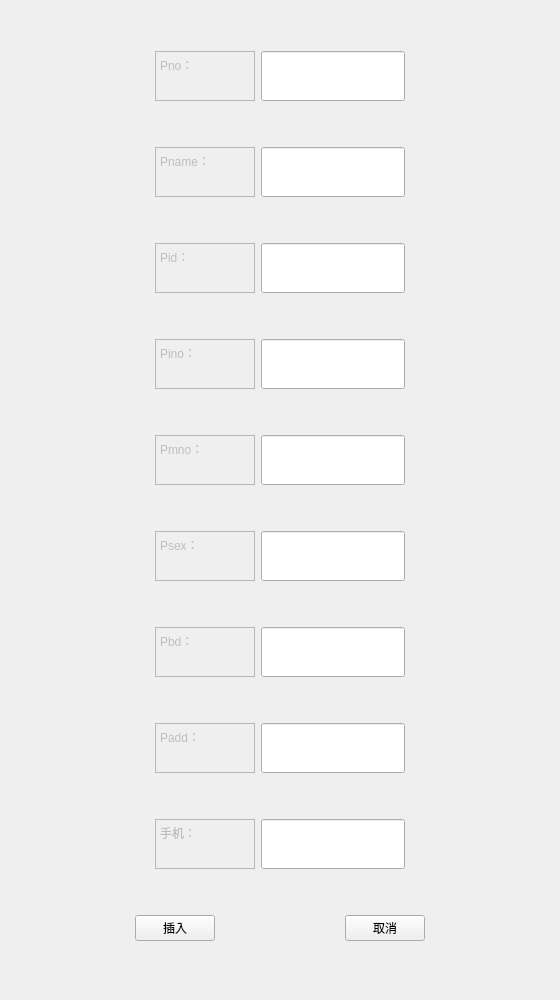
PM2496/DataBaseProject, file updatePharmacist.ui: the form before one commit.
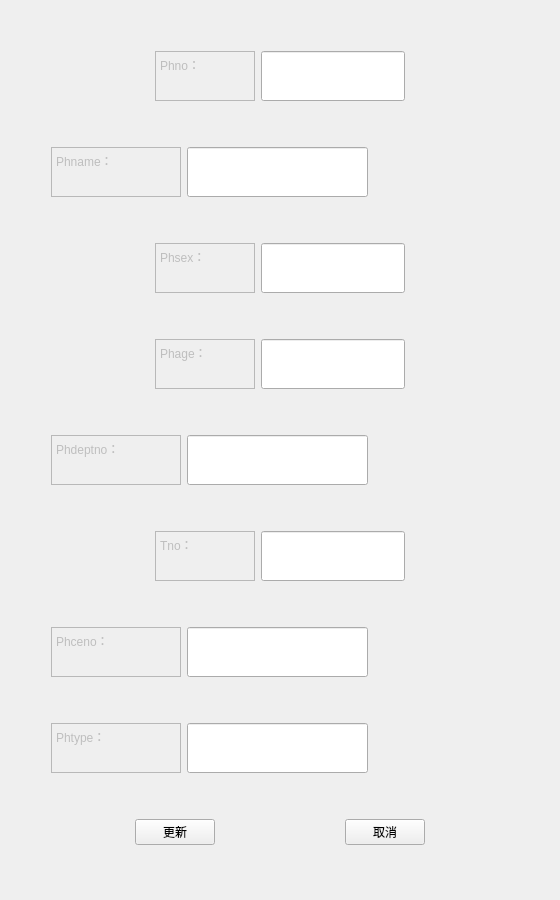
The form after the commit.

What changed in the file:
```diff
--- a/updatePharmacist.ui
+++ b/updatePharmacist.ui
@@ -10,19 +10,19 @@
     <x>0</x>
     <y>0</y>
     <width>560</width>
-    <height>1000</height>
+    <height>900</height>
    </rect>
   </property>
   <property name="minimumSize">
    <size>
     <width>560</width>
-    <height>1000</height>
+    <height>900</height>
    </size>
   </property>
   <property name="maximumSize">
    <size>
     <width>560</width>
-    <height>1000</height>
+    <height>900</height>
    </size>
   </property>
   <property name="windowTitle">
@@ -72,7 +72,7 @@
 &lt;html&gt;&lt;head&gt;&lt;meta name=&quot;qrichtext&quot; content=&quot;1&quot; /&gt;&lt;style type=&quot;text/css&quot;&gt;
 p, li { white-space: pre-wrap; }
 &lt;/style&gt;&lt;/head&gt;&lt;body style=&quot; font-family:'SimSun'; font-size:9pt; font-weight:400; font-style:normal;&quot;&gt;
-&lt;p style=&quot; margin-top:0px; margin-bottom:0px; margin-left:0px; margin-right:0px; -qt-block-indent:0; text-indent:0px;&quot;&gt;Pno：&lt;/p&gt;&lt;/body&gt;&lt;/html&gt;</string>
+&lt;p style=&quot; margin-top:0px; margin-bottom:0px; margin-left:0px; margin-right:0px; -qt-block-indent:0; text-indent:0px;&quot;&gt;Phno：&lt;/p&gt;&lt;/body&gt;&lt;/html&gt;</string>
        </property>
       </widget>
      </item>
@@ -157,6 +157,9 @@
        <property name="orientation">
         <enum>Qt::Horizontal</enum>
        </property>
+       <property name="sizeType">
+        <enum>QSizePolicy::Fixed</enum>
+       </property>
        <property name="sizeHint" stdset="0">
         <size>
          <width>40</width>
@@ -178,13 +181,13 @@
        </property>
        <property name="minimumSize">
         <size>
-         <width>100</width>
+         <width>130</width>
          <height>50</height>
         </size>
        </property>
        <property name="maximumSize">
         <size>
-         <width>100</width>
+         <width>130</width>
          <height>50</height>
         </size>
        </property>
@@ -193,7 +196,7 @@
 &lt;html&gt;&lt;head&gt;&lt;meta name=&quot;qrichtext&quot; content=&quot;1&quot; /&gt;&lt;style type=&quot;text/css&quot;&gt;
 p, li { white-space: pre-wrap; }
 &lt;/style&gt;&lt;/head&gt;&lt;body style=&quot; font-family:'SimSun'; font-size:9pt; font-weight:400; font-style:normal;&quot;&gt;
-&lt;p style=&quot; margin-top:0px; margin-bottom:0px; margin-left:0px; margin-right:0px; -qt-block-indent:0; text-indent:0px;&quot;&gt;Pname：&lt;/p&gt;&lt;/body&gt;&lt;/html&gt;</string>
+&lt;p style=&quot; margin-top:0px; margin-bottom:0px; margin-left:0px; margin-right:0px; -qt-block-indent:0; text-indent:0px;&quot;&gt;Phname：&lt;/p&gt;&lt;/body&gt;&lt;/html&gt;</string>
        </property>
       </widget>
      </item>
@@ -217,43 +220,6 @@
          <height>50</height>
         </size>
        </property>
-       <property name="palette">
-        <palette>
-         <active>
-          <colorrole role="Text">
-           <brush brushstyle="SolidPattern">
-            <color alpha="255">
-             <red>120</red>
-             <green>120</green>
-             <blue>120</blue>
-            </color>
-           </brush>
-          </colorrole>
-         </active>
-         <inactive>
-          <colorrole role="Text">
-           <brush brushstyle="SolidPattern">
-            <color alpha="255">
-             <red>120</red>
-             <green>120</green>
-             <blue>120</blue>
-            </color>
-           </brush>
-          </colorrole>
-         </inactive>
-         <disabled>
-          <colorrole role="Text">
-           <brush brushstyle="SolidPattern">
-            <color alpha="255">
-             <red>120</red>
-             <green>120</green>
-             <blue>120</blue>
-            </color>
-           </brush>
-          </colorrole>
-         </disabled>
-        </palette>
-       </property>
       </widget>
      </item>
      <item>
@@ -314,7 +280,7 @@
 &lt;html&gt;&lt;head&gt;&lt;meta name=&quot;qrichtext&quot; content=&quot;1&quot; /&gt;&lt;style type=&quot;text/css&quot;&gt;
 p, li { white-space: pre-wrap; }
 &lt;/style&gt;&lt;/head&gt;&lt;body style=&quot; font-family:'SimSun'; font-size:9pt; font-weight:400; font-style:normal;&quot;&gt;
-&lt;p style=&quot; margin-top:0px; margin-bottom:0px; margin-left:0px; margin-right:0px; -qt-block-indent:0; text-indent:0px;&quot;&gt;Pid：&lt;/p&gt;&lt;/body&gt;&lt;/html&gt;</string>
+&lt;p style=&quot; margin-top:0px; margin-bottom:0px; margin-left:0px; margin-right:0px; -qt-block-indent:0; text-indent:0px;&quot;&gt;Phsex：&lt;/p&gt;&lt;/body&gt;&lt;/html&gt;</string>
        </property>
       </widget>
      </item>
@@ -435,7 +401,7 @@
 &lt;html&gt;&lt;head&gt;&lt;meta name=&quot;qrichtext&quot; content=&quot;1&quot; /&gt;&lt;style type=&quot;text/css&quot;&gt;
 p, li { white-space: pre-wrap; }
 &lt;/style&gt;&lt;/head&gt;&lt;body style=&quot; font-family:'SimSun'; font-size:9pt; font-weight:400; font-style:normal;&quot;&gt;
-&lt;p style=&quot; margin-top:0px; margin-bottom:0px; margin-left:0px; margin-right:0px; -qt-block-indent:0; text-indent:0px;&quot;&gt;Pino：&lt;/p&gt;&lt;/body&gt;&lt;/html&gt;</string>
+&lt;p style=&quot; margin-top:0px; margin-bottom:0px; margin-left:0px; margin-right:0px; -qt-block-indent:0; text-indent:0px;&quot;&gt;Phage：&lt;/p&gt;&lt;/body&gt;&lt;/html&gt;</string>
        </property>
       </widget>
      </item>
@@ -483,6 +449,9 @@
        <property name="orientation">
         <enum>Qt::Horizontal</enum>
        </property>
+       <property name="sizeType">
+        <enum>QSizePolicy::Fixed</enum>
+       </property>
        <property name="sizeHint" stdset="0">
         <size>
          <width>40</width>
@@ -497,20 +466,20 @@
         <bool>false</bool>
        </property>
        <property name="sizePolicy">
-        <sizepolicy hsizetype="Expanding" vsizetype="Fixed">
+        <sizepolicy hsizetype="Fixed" vsizetype="Fixed">
          <horstretch>0</horstretch>
          <verstretch>0</verstretch>
         </sizepolicy>
        </property>
        <property name="minimumSize">
         <size>
-         <width>100</width>
+         <width>130</width>
          <height>50</height>
         </size>
        </property>
        <property name="maximumSize">
         <size>
-         <width>100</width>
+         <width>130</width>
          <height>50</height>
         </size>
        </property>
@@ -519,7 +488,7 @@
 &lt;html&gt;&lt;head&gt;&lt;meta name=&quot;qrichtext&quot; content=&quot;1&quot; /&gt;&lt;style type=&quot;text/css&quot;&gt;
 p, li { white-space: pre-wrap; }
 &lt;/style&gt;&lt;/head&gt;&lt;body style=&quot; font-family:'SimSun'; font-size:9pt; font-weight:400; font-style:normal;&quot;&gt;
-&lt;p style=&quot; margin-top:0px; margin-bottom:0px; margin-left:0px; margin-right:0px; -qt-block-indent:0; text-indent:0px;&quot;&gt;Pmno：&lt;/p&gt;&lt;/body&gt;&lt;/html&gt;</string>
+&lt;p style=&quot; margin-top:0px; margin-bottom:0px; margin-left:0px; margin-right:0px; -qt-block-indent:0; text-indent:0px;&quot;&gt;Phdeptno：&lt;/p&gt;&lt;/body&gt;&lt;/html&gt;</string>
        </property>
       </widget>
      </item>
@@ -603,7 +572,7 @@
 &lt;html&gt;&lt;head&gt;&lt;meta name=&quot;qrichtext&quot; content=&quot;1&quot; /&gt;&lt;style type=&quot;text/css&quot;&gt;
 p, li { white-space: pre-wrap; }
 &lt;/style&gt;&lt;/head&gt;&lt;body style=&quot; font-family:'SimSun'; font-size:9pt; font-weight:400; font-style:normal;&quot;&gt;
-&lt;p style=&quot; margin-top:0px; margin-bottom:0px; margin-left:0px; margin-right:0px; -qt-block-indent:0; text-indent:0px;&quot;&gt;Psex：&lt;/p&gt;&lt;/body&gt;&lt;/html&gt;</string>
+&lt;p style=&quot; margin-top:0px; margin-bottom:0px; margin-left:0px; margin-right:0px; -qt-block-indent:0; text-indent:0px;&quot;&gt;Tno：&lt;/p&gt;&lt;/body&gt;&lt;/html&gt;</string>
        </property>
       </widget>
      </item>
@@ -651,6 +620,9 @@
        <property name="orientation">
         <enum>Qt::Horizontal</enum>
        </property>
+       <property name="sizeType">
+        <enum>QSizePolicy::Fixed</enum>
+       </property>
        <property name="sizeHint" stdset="0">
         <size>
          <width>40</width>
@@ -672,13 +644,13 @@
        </property>
        <property name="minimumSize">
         <size>
-         <width>100</width>
+         <width>130</width>
          <height>50</height>
         </size>
        </property>
        <property name="maximumSize">
         <size>
-         <width>100</width>
+         <width>130</width>
          <height>50</height>
         </size>
        </property>
@@ -687,7 +659,7 @@
 &lt;html&gt;&lt;head&gt;&lt;meta name=&quot;qrichtext&quot; content=&quot;1&quot; /&gt;&lt;style type=&quot;text/css&quot;&gt;
 p, li { white-space: pre-wrap; }
 &lt;/style&gt;&lt;/head&gt;&lt;body style=&quot; font-family:'SimSun'; font-size:9pt; font-weight:400; font-style:normal;&quot;&gt;
-&lt;p style=&quot; margin-top:0px; margin-bottom:0px; margin-left:0px; margin-right:0px; -qt-block-indent:0; text-indent:0px;&quot;&gt;Pbd：&lt;/p&gt;&lt;/body&gt;&lt;/html&gt;</string>
+&lt;p style=&quot; margin-top:0px; margin-bottom:0px; margin-left:0px; margin-right:0px; -qt-block-indent:0; text-indent:0px;&quot;&gt;Phceno：&lt;/p&gt;&lt;/body&gt;&lt;/html&gt;</string>
        </property>
       </widget>
      </item>
@@ -728,90 +700,6 @@
      </item>
     </layout>
    </item>
-   <item>
-    <layout class="QHBoxLayout" name="horizontalLayout_5">
-     <item>
-      <spacer name="horizontalSpacer_9">
-       <property name="orientation">
-        <enum>Qt::Horizontal</enum>
-       </property>
-       <property name="sizeHint" stdset="0">
-        <size>
-         <width>40</width>
-         <height>20</height>
-        </size>
-       </property>
-      </spacer>
-     </item>
-     <item>
-      <widget class="QTextEdit" name="textEdit_5">
-       <property name="enabled">
-        <bool>false</bool>
-       </property>
-       <property name="sizePolicy">
-        <sizepolicy hsizetype="Expanding" vsizetype="Fixed">
-         <horstretch>0</horstretch>
-         <verstretch>0</verstretch>
-        </sizepolicy>
-       </property>
-       <property name="minimumSize">
-        <size>
-         <width>100</width>
-         <height>50</height>
-        </size>
-       </property>
-       <property name="maximumSize">
-        <size>
-         <width>100</width>
-         <height>50</height>
-        </size>
-       </property>
-       <property name="html">
-        <string>&lt;!DOCTYPE HTML PUBLIC &quot;-//W3C//DTD HTML 4.0//EN&quot; &quot;http://www.w3.org/TR/REC-html40/strict.dtd&quot;&gt;
-&lt;html&gt;&lt;head&gt;&lt;meta name=&quot;qrichtext&quot; content=&quot;1&quot; /&gt;&lt;style type=&quot;text/css&quot;&gt;
-p, li { white-space: pre-wrap; }
-&lt;/style&gt;&lt;/head&gt;&lt;body style=&quot; font-family:'SimSun'; font-size:9pt; font-weight:400; font-style:normal;&quot;&gt;
-&lt;p style=&quot; margin-top:0px; margin-bottom:0px; margin-left:0px; margin-right:0px; -qt-block-indent:0; text-indent:0px;&quot;&gt;Padd：&lt;/p&gt;&lt;/body&gt;&lt;/html&gt;</string>
-       </property>
-      </widget>
-     </item>
-     <item>
-      <widget class="QLineEdit" name="paddEdit">
-       <property name="sizePolicy">
-        <sizepolicy hsizetype="Expanding" vsizetype="Preferred">
-         <horstretch>0</horstretch>
-         <verstretch>0</verstretch>
-        </sizepolicy>
-       </property>
-       <property name="minimumSize">
-        <size>
-         <width>0</width>
-         <height>50</height>
-        </size>
-       </property>
-       <property name="maximumSize">
-        <size>
-         <width>16777215</width>
-         <height>50</height>
-        </size>
-       </property>
-      </widget>
-     </item>
-     <item>
-      <spacer name="horizontalSpacer_10">
-       <property name="orientation">
-        <enum>Qt::Horizontal</enum>
-       </property>
-       <property name="sizeHint" stdset="0">
-        <size>
-         <width>40</width>
-         <height>20</height>
-        </size>
-       </property>
-      </spacer>
-     </item>
-    </layout>
-   </item>
    <item>
     <layout class="QHBoxLayout" name="horizontalLayout_9">
      <item>
@@ -819,6 +707,9 @@
        <property name="orientation">
         <enum>Qt::Horizontal</enum>
        </property>
+       <property name="sizeType">
+        <enum>QSizePolicy::Fixed</enum>
+       </property>
        <property name="sizeHint" stdset="0">
         <size>
          <width>40</width>
@@ -840,13 +731,13 @@
        </property>
        <property name="minimumSize">
         <size>
-         <width>100</width>
+         <width>130</width>
          <height>50</height>
         </size>
        </property>
        <property name="maximumSize">
         <size>
-         <width>100</width>
+         <width>130</width>
          <height>50</height>
         </size>
        </property>
@@ -855,7 +746,7 @@
 &lt;html&gt;&lt;head&gt;&lt;meta name=&quot;qrichtext&quot; content=&quot;1&quot; /&gt;&lt;style type=&quot;text/css&quot;&gt;
 p, li { white-space: pre-wrap; }
 &lt;/style&gt;&lt;/head&gt;&lt;body style=&quot; font-family:'SimSun'; font-size:9pt; font-weight:400; font-style:normal;&quot;&gt;
-&lt;p style=&quot; margin-top:0px; margin-bottom:0px; margin-left:0px; margin-right:0px; -qt-block-indent:0; text-indent:0px;&quot;&gt;手机：&lt;/p&gt;&lt;/body&gt;&lt;/html&gt;</string>
+&lt;p style=&quot; margin-top:0px; margin-bottom:0px; margin-left:0px; margin-right:0px; -qt-block-indent:0; text-indent:0px;&quot;&gt;Phtype：&lt;/p&gt;&lt;/body&gt;&lt;/html&gt;</string>
        </property>
       </widget>
      </item>
@@ -907,7 +798,7 @@
         </sizepolicy>
        </property>
        <property name="text">
-        <string>插入</string>
+        <string>更新</string>
        </property>
       </widget>
      </item>
```
Left out of the diff: 40 changed lines with no effect on the pictures.
